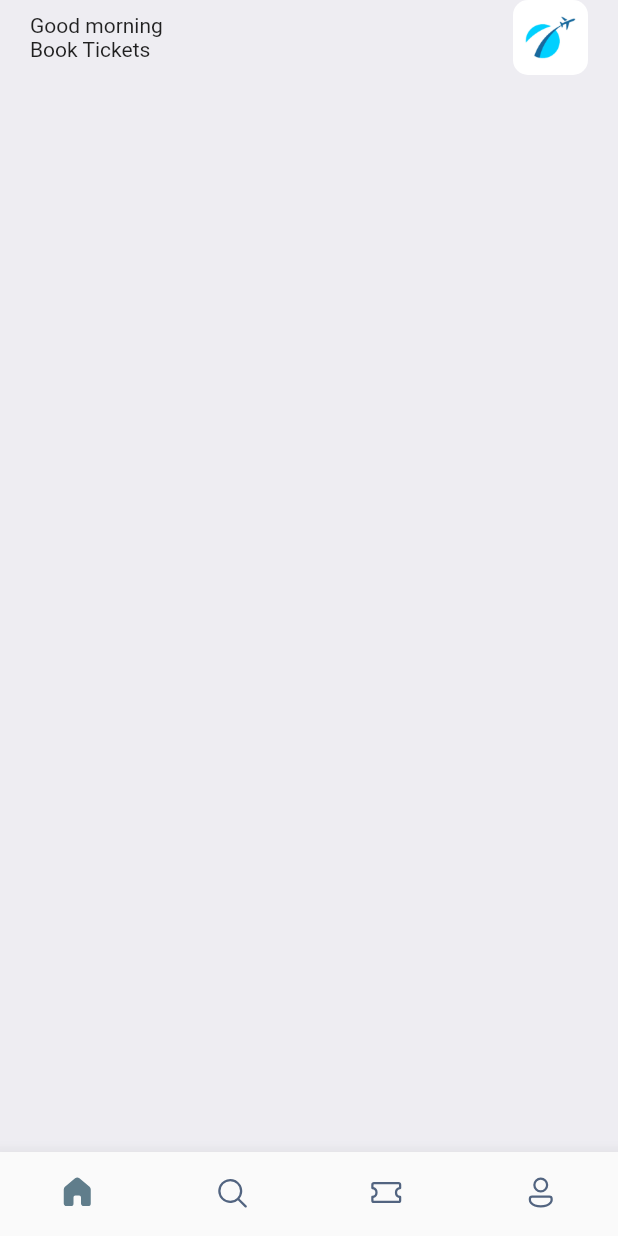
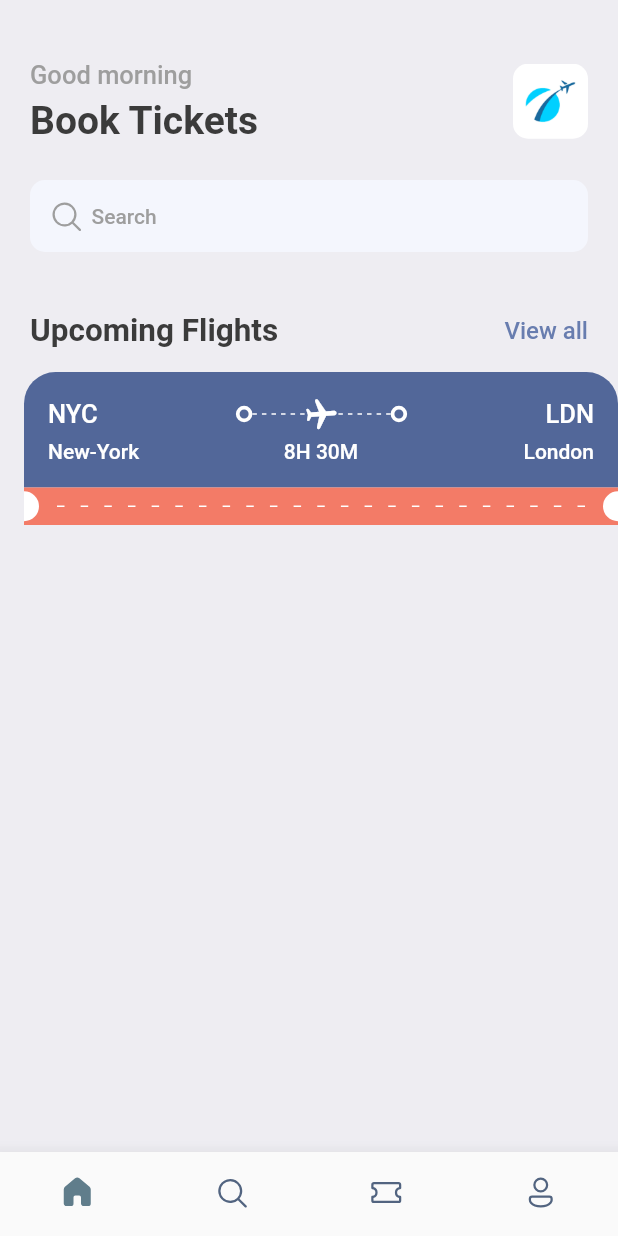
Before and after one commit to Ganeshshinde-2003/Flutter-Ticket-Booking-App, a Flutter app: the screen it shows after launch, on a phone screen of 412 x 824 dp. Run offline on Flutter 3.47's test engine with Material 2 defaults, Android fonts, the phone set to English and light mode, and no system bars; our stand-ins replace fluentui_icons, gap.

Commit message:
Created the ticket view

```diff
--- a/lib/main.dart
+++ b/lib/main.dart
@@ -1,5 +1,6 @@
 import 'package:flutter/material.dart';
 import 'package:ticketbooking/screens/bottom_bar.dart';
+import 'package:ticketbooking/utils/app_styles.dart';
 
 void main() {
   runApp(const MyApp());
@@ -14,7 +15,7 @@ class MyApp extends StatelessWidget {
       title: 'Ticket Booking',
       debugShowCheckedModeBanner: false,
       theme: ThemeData(
-        primaryColor: Colors.blue,
+        primaryColor: primary,
       ),
       home: const BottomBar(),
     );
--- a/lib/screens/home_screen.dart
+++ b/lib/screens/home_screen.dart
@@ -1,4 +1,8 @@
 import 'package:flutter/material.dart';
+import 'package:ticketbooking/utils/app_styles.dart';
+import 'package:gap/gap.dart';
+import 'package:fluentui_icons/fluentui_icons.dart';
+import 'package:ticketbooking/utils/ticket_view.dart';
 
 class HomeScreen extends StatelessWidget {
   const HomeScreen({super.key});
@@ -6,7 +10,7 @@ class HomeScreen extends StatelessWidget {
   @override
   Widget build(BuildContext context) {
     return Scaffold(
-      backgroundColor: const Color(0xffeeedf2),
+      backgroundColor: Styles.bgColor,
       body: ListView(
         children: [
           Container(
@@ -15,17 +19,21 @@ class HomeScreen extends StatelessWidget {
             ),
             child: Column(
               children: [
+                const Gap(40),
                 Row(
                   mainAxisAlignment: MainAxisAlignment.spaceBetween,
                   children: [
-                    const Column(
+                    Column(
                       crossAxisAlignment: CrossAxisAlignment.start,
                       children: [
                         Text(
                           "Good morning",
+                          style: Styles.headLineStyle3,
                         ),
+                        const Gap(5),
                         Text(
                           "Book Tickets",
+                          style: Styles.headLineStyle,
                         ),
                       ],
                     ),
@@ -41,10 +49,58 @@ class HomeScreen extends StatelessWidget {
                       ),
                     )
                   ],
-                )
+                ),
+                const Gap(25),
+                Container(
+                  padding: const EdgeInsets.symmetric(
+                    horizontal: 12,
+                    vertical: 12,
+                  ),
+                  decoration: BoxDecoration(
+                    color: const Color(0xfff4f6fd),
+                    borderRadius: BorderRadius.circular(10),
+                  ),
+                  child: Row(
+                    children: [
+                      Icon(
+                        FluentSystemIcons.ic_fluent_search_regular,
+                        color: Colors.grey.shade500,
+                      ),
+                      const Gap(5),
+                      Text(
+                        "Search",
+                        style: Styles.headLineStyle4,
+                      )
+                    ],
+                  ),
+                ),
+                const Gap(40),
+                Row(
+                  mainAxisAlignment: MainAxisAlignment.spaceBetween,
+                  crossAxisAlignment: CrossAxisAlignment.center,
+                  children: [
+                    Text(
+                      "Upcoming Flights",
+                      style: Styles.headLineStyle2,
+                    ),
+                    InkWell(
+                      onTap: () {
+                        print("HII THERE");
+                      },
+                      child: Text(
+                        "View all",
+                        style: Styles.textStyle.copyWith(
+                          color: Styles.primaryColor,
+                        ),
+                      ),
+                    ),
+                  ],
+                ),
               ],
             ),
-          )
+          ),
+          const Gap(15),
+          const TiketView()
         ],
       ),
     );
--- /dev/null
+++ b/lib/utils/app_layout.dart
@@ -0,0 +1,7 @@
+import 'package:flutter/material.dart';
+
+class AppLayout {
+  static getSize(BuildContext context) {
+    return MediaQuery.of(context).size;
+  }
+}
--- /dev/null
+++ b/lib/utils/app_styles.dart
@@ -0,0 +1,36 @@
+import 'package:flutter/material.dart';
+
+Color primary = const Color(0xff687daf);
+
+class Styles {
+  static Color primaryColor = primary;
+  static Color textColor = const Color(0xff3b3b3b);
+  static Color bgColor = const Color(0xffeeedf2);
+  static Color orangeColor = const Color(0xfff37b67);
+
+  static TextStyle textStyle = TextStyle(
+    fontSize: 16,
+    color: textColor,
+    fontWeight: FontWeight.w500,
+  );
+  static TextStyle headLineStyle = TextStyle(
+    fontSize: 26,
+    color: textColor,
+    fontWeight: FontWeight.bold,
+  );
+  static TextStyle headLineStyle2 = TextStyle(
+    fontSize: 21,
+    color: textColor,
+    fontWeight: FontWeight.bold,
+  );
+  static TextStyle headLineStyle3 = TextStyle(
+    fontSize: 17,
+    color: Colors.grey.shade500,
+    fontWeight: FontWeight.w500,
+  );
+  static TextStyle headLineStyle4 = TextStyle(
+    fontSize: 14,
+    color: Colors.grey.shade500,
+    fontWeight: FontWeight.w500,
+  );
+}
--- /dev/null
+++ b/lib/utils/ticket_view.dart
@@ -0,0 +1,191 @@
+import 'package:flutter/material.dart';
+import 'package:ticketbooking/utils/app_layout.dart';
+import 'package:ticketbooking/utils/app_styles.dart';
+import 'package:ticketbooking/widgets/thick_container.dart';
+import 'package:gap/gap.dart';
+
+class TiketView extends StatelessWidget {
+  const TiketView({super.key});
+
+  @override
+  Widget build(BuildContext context) {
+    final size = AppLayout.getSize(context);
+
+    return SizedBox(
+      width: size.width,
+      height: 200,
+      child: Container(
+        margin: const EdgeInsets.only(left: 16),
+        child: Column(
+          children: [
+            Container(
+              decoration: const BoxDecoration(
+                color: Color(0xff526799),
+                borderRadius: BorderRadius.only(
+                  topLeft: Radius.circular(21),
+                  topRight: Radius.circular(21),
+                ),
+              ),
+              padding: const EdgeInsets.all(16),
+              child: Column(
+                children: [
+                  Row(
+                    children: [
+                      Text(
+                        "NYC",
+                        style: Styles.headLineStyle3.copyWith(
+                          color: Colors.white,
+                        ),
+                      ),
+                      Expanded(child: Container()),
+                      const ThinkContainer(),
+                      Expanded(
+                        child: Stack(
+                          children: [
+                            SizedBox(
+                              height: 24,
+                              child: LayoutBuilder(
+                                builder: (BuildContext context,
+                                    BoxConstraints constraints) {
+                                  return Flex(
+                                    direction: Axis.horizontal,
+                                    mainAxisAlignment:
+                                        MainAxisAlignment.spaceBetween,
+                                    mainAxisSize: MainAxisSize.max,
+                                    children: List.generate(
+                                      (constraints.constrainWidth() / 6)
+                                          .floor(),
+                                      (index) => const SizedBox(
+                                        width: 3,
+                                        height: 1,
+                                        child: DecoratedBox(
+                                          decoration: BoxDecoration(
+                                              color: Colors.white),
+                                        ),
+                                      ),
+                                    ),
+                                  );
+                                },
+                              ),
+                            ),
+                            Center(
+                              child: Transform.rotate(
+                                angle: 1.5,
+                                child: const Icon(
+                                  Icons.local_airport_rounded,
+                                  color: Colors.white,
+                                ),
+                              ),
+                            ),
+                          ],
+                        ),
+                      ),
+                      const ThinkContainer(),
+                      Expanded(child: Container()),
+                      Text(
+                        "LDN",
+                        style: Styles.headLineStyle3.copyWith(
+                          color: Colors.white,
+                        ),
+                      ),
+                    ],
+                  ),
+                  const Gap(5),
+                  Row(
+                    mainAxisAlignment: MainAxisAlignment.spaceBetween,
+                    children: [
+                      SizedBox(
+                        width: 100,
+                        child: Text(
+                          "New-York",
+                          style: Styles.headLineStyle4.copyWith(
+                            color: Colors.white,
+                          ),
+                        ),
+                      ),
+                      Text(
+                        "8H 30M",
+                        style: Styles.headLineStyle4.copyWith(
+                          color: Colors.white,
+                        ),
+                      ),
+                      SizedBox(
+                        width: 100,
+                        child: Text(
+                          "London",
+                          textAlign: TextAlign.end,
+                          style: Styles.headLineStyle4.copyWith(
+                            color: Colors.white,
+                          ),
+                        ),
+                      ),
+                    ],
+                  ),
+                ],
+              ),
+            ),
+            Container(
+              color: Styles.orangeColor,
+              child: Row(
+                children: [
+                  const SizedBox(
+                    height: 20,
+                    width: 10,
+                    child: DecoratedBox(
+                      decoration: BoxDecoration(
+                        color: Colors.white,
+                        borderRadius: BorderRadius.only(
+                          topRight: Radius.circular(10),
+                          bottomRight: Radius.circular(10),
+                        ),
+                      ),
+                    ),
+                  ),
+                  Expanded(
+                    child: Padding(
+                      padding: const EdgeInsets.all(12.0),
+                      child: LayoutBuilder(
+                        builder:
+                            (BuildContext context, BoxConstraints constraints) {
+                          return Flex(
+                            direction: Axis.horizontal,
+                            mainAxisAlignment: MainAxisAlignment.spaceBetween,
+                            mainAxisSize: MainAxisSize.max,
+                            children: List.generate(
+                              (constraints.constrainWidth() / 15).floor(),
+                              (index) => const SizedBox(
+                                width: 5,
+                                height: 1,
+                                child: DecoratedBox(
+                                  decoration:
+                                      BoxDecoration(color: Colors.white),
+                                ),
+                              ),
+                            ),
+                          );
+                        },
+                      ),
+                    ),
+                  ),
+                  const SizedBox(
+                    height: 20,
+                    width: 10,
+                    child: DecoratedBox(
+                      decoration: BoxDecoration(
+                        color: Colors.white,
+                        borderRadius: BorderRadius.only(
+                          topLeft: Radius.circular(10),
+                          bottomLeft: Radius.circular(10),
+                        ),
+                      ),
+                    ),
+                  ),
+                ],
+              ),
+            )
+          ],
+        ),
+      ),
+    );
+  }
+}
--- /dev/null
+++ b/lib/widgets/thick_container.dart
@@ -0,0 +1,19 @@
+import 'package:flutter/material.dart';
+
+class ThinkContainer extends StatelessWidget {
+  const ThinkContainer({super.key});
+
+  @override
+  Widget build(BuildContext context) {
+    return Container(
+      padding: const EdgeInsets.all(3.0),
+      decoration: BoxDecoration(
+        borderRadius: BorderRadius.circular(20),
+        border: Border.all(
+          width: 2.5,
+          color: Colors.white,
+        ),
+      ),
+    );
+  }
+}
--- a/pubspec.yaml
+++ b/pubspec.yaml
@@ -46,6 +46,7 @@ dev_dependencies:
   # rules and activating additional ones.
   flutter_lints: ^2.0.0
   fluentui_icons: ^1.0.0
+  gap: ^3.0.1
 
 # For information on the generic Dart part of this file, see the
 # following page: https://dart.dev/tools/pub/pubspec
```
Also changed, not shown: pubspec.lock.
